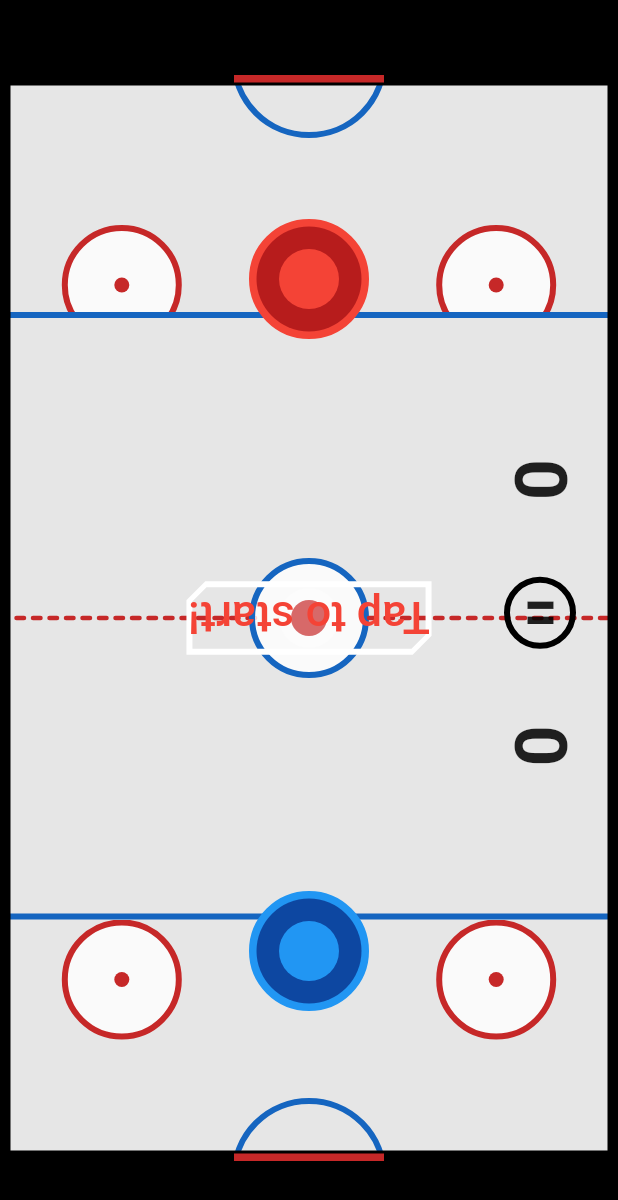
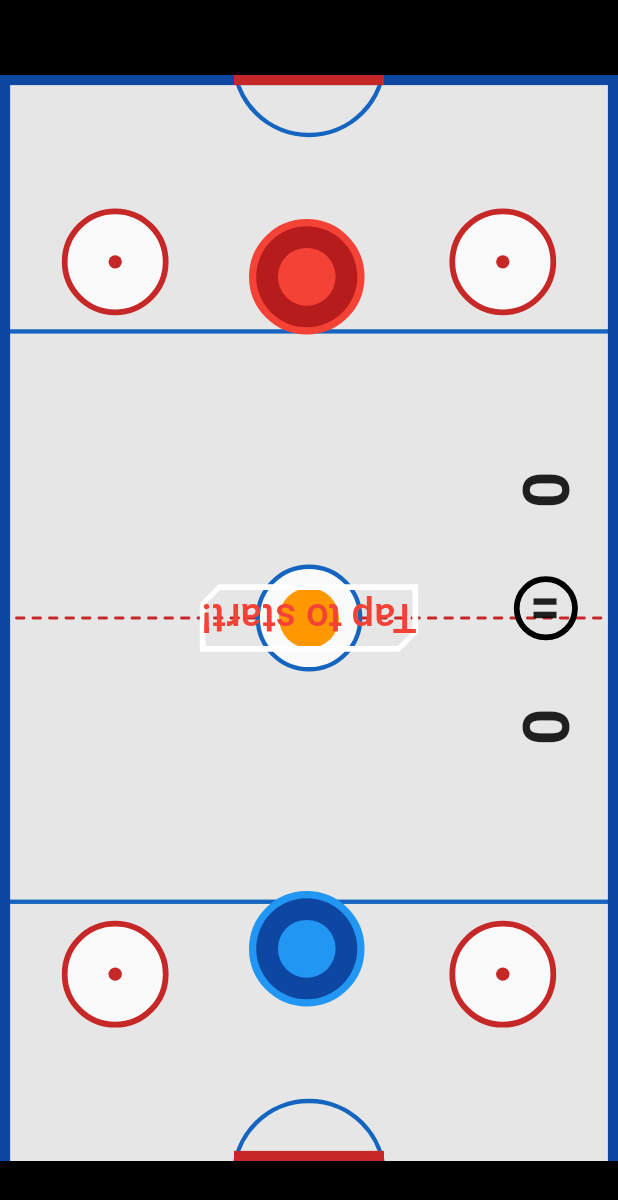
Before and after one commit to hngx-org/team-hurricane-hockey, a Flutter app: the screen it shows after launch, after a tap on "VS AI", on a phone screen of 412 x 824 dp. Shown: the top 1200 px of the screen. Run offline on Flutter 3.47's test engine with Material 2 defaults, Android fonts, the phone set to English and light mode, and no system bars; our stand-ins replace animate_do, flutter_screenutil, google_fonts; statements that could not run were skipped.

Commit message:
fix: added responsiveness to app

```diff
--- a/lib/main.dart
+++ b/lib/main.dart
@@ -1,4 +1,5 @@
 import 'package:flutter/material.dart';
+import 'package:flutter_screenutil/flutter_screenutil.dart';
 import 'package:google_fonts/google_fonts.dart';
 import 'package:team_hurricane_hockey/router/app_router.dart';
 import 'package:team_hurricane_hockey/router/base_navigator.dart';
@@ -13,6 +14,12 @@ class MyApp extends StatelessWidget {
 
   @override
   Widget build(BuildContext context) {
+    return ScreenUtilInit(
+        designSize: const Size(428, 926),
+        minTextAdapt: true,
+        splitScreenMode: true,
+        // Use builder only if you need to use library outside ScreenUtilInit context
+        builder: (_, child) {
           return MaterialApp(
             debugShowCheckedModeBanner: false,
             navigatorKey: BaseNavigator.key,
@@ -24,9 +31,9 @@ class MyApp extends StatelessWidget {
               textButtonTheme: TextButtonThemeData(
                 style: TextButton.styleFrom(
                   padding: const EdgeInsets.symmetric(vertical: 6.0),
-            side: const BorderSide(
+                  side: BorderSide(
                     color: Colors.white,
-              width: 2.0,
+                    width: 2.0.w,
                   ),
                   shape: const BeveledRectangleBorder(
                     borderRadius: BorderRadius.only(
@@ -38,12 +45,12 @@ class MyApp extends StatelessWidget {
               ),
               textTheme: TextTheme(
                 headlineLarge: GoogleFonts.pressStart2p(
-            fontSize: 40.0,
+                  fontSize: 40.0.sp,
                   color: Colors.white,
                   // fontWeight: FontWeight.w900,
                 ),
                 labelMedium: GoogleFonts.tektur(
-            fontSize: 32.0,
+                  fontSize: 32.0.sp,
                   color: Colors.white,
                 ),
               ),
@@ -51,5 +58,6 @@ class MyApp extends StatelessWidget {
             onGenerateRoute: AppRouter.onGenerateRoute,
             initialRoute: SplashScreen.routeName,
           );
+        });
   }
 }
--- a/lib/screens/game_screen.dart
+++ b/lib/screens/game_screen.dart
@@ -2,6 +2,7 @@ import 'dart:math' as math;
 
 import 'package:flutter/material.dart';
 import 'package:flutter/services.dart';
+import 'package:flutter_screenutil/flutter_screenutil.dart';
 import 'package:team_hurricane_hockey/constants.dart';
 import 'package:team_hurricane_hockey/enums.dart';
 import 'package:team_hurricane_hockey/models/player.dart';
@@ -52,9 +53,9 @@ class _MyHomePageState extends State<GameScreen> {
 
   // Start text attributes
   String textStart = 'Tap to start!';
-  final textStartHeight = 120.0;
-  final textStartWidth = 480.0;
-  double textStartFontSize = 30.0;
+  final textStartHeight = 120.0.h;
+  final textStartWidth = 480.0.w;
+  double textStartFontSize = 30.0.sp;
   late final double textStartTop;
   late final double textStartLeft;
 
@@ -274,13 +275,13 @@ class _MyHomePageState extends State<GameScreen> {
               Positioned(
                 child: Column(
                   children: [
-                    const Expanded(child: TopSpace(playerSize: playerSize)),
-                    Divider(color: Colors.blue[800], thickness: 4),
-                    const SizedBox(height: playerSize * 2),
+                    Expanded(child: TopSpace(playerSize: playerSize.w)),
+                    Divider(color: Colors.blue[800], thickness: 3.w),
+                    SizedBox(height: playerSize.w * 2),
                     const CenterLine(),
-                    const SizedBox(height: playerSize * 2),
-                    Divider(color: Colors.blue[800], thickness: 4),
-                    const Expanded(child: BottomSpace(playerSize: playerSize)),
+                    SizedBox(height: playerSize.w * 2),
+                    Divider(color: Colors.blue[800], thickness: 3.w),
+                    Expanded(child: BottomSpace(playerSize: playerSize.w)),
                   ],
                 ),
               ),
@@ -291,11 +292,11 @@ class _MyHomePageState extends State<GameScreen> {
                 top: 0, // Align to the top edge of the table
                 child: Container(
                   width: sWidth,
-                  height: sHeight - 100,
+                  height: sHeight,
                   decoration: BoxDecoration(
                     border: Border.all(
-                      color: Colors.black,
-                      width: 7,
+                      color: Colors.blue.shade900,
+                      width: 7.w,
                     ),
                   ),
                 ),
@@ -306,7 +307,7 @@ class _MyHomePageState extends State<GameScreen> {
                 top: 0, // Align to the top
                 child: Container(
                   width: goalWidth,
-                  height: 5,
+                  height: 7.w,
                   color: Colors.red.shade800,
                 ),
               ),
@@ -316,7 +317,7 @@ class _MyHomePageState extends State<GameScreen> {
                 bottom: 0, // Align to the top
                 child: Container(
                   width: goalWidth,
-                  height: 5,
+                  height: 7.w,
                   color: Colors.red.shade800, // Transparent background
                 ),
               ),
@@ -379,48 +380,48 @@ class _MyHomePageState extends State<GameScreen> {
                   : const SizedBox.shrink(),
               // ball and score text
               Positioned(
-                right: 24,
-                top: (MediaQuery.of(context).size.height / 2) - 156,
+                top: sHeight / 2 - 166.h,
+                right: 24.w,
                 child: Column(
                   children: [
                     RotatedBox(
                       quarterTurns: 1,
                       child: Text(
                         player1.score.toString(),
-                        style: const TextStyle(
-                          fontSize: 48,
+                        style: TextStyle(
+                          fontSize: 48.sp,
                           fontWeight: FontWeight.w700,
                         ),
                       ),
                     ),
-                    const SizedBox(height: 51),
+                    SizedBox(height: 51.h),
                     InkWell(
                       onTap: () {},
                       child: Container(
-                        height: 48,
-                        width: 48,
+                        height: 48.h,
+                        width: 48.h,
                         decoration: BoxDecoration(
                           shape: BoxShape.circle,
-                          border: Border.all(width: 4),
+                          border: Border.all(width: 4.w),
                         ),
                         child: Center(
                           child: Transform.rotate(
                             angle: math.pi / 2,
-                            child: const Icon(
+                            child: Icon(
                               Icons.pause,
-                              size: 30,
+                              size: 30.h,
                             ),
                           ),
                         ),
                       ),
                     ),
-                    const SizedBox(height: 51),
+                    SizedBox(height: 51.h),
                     RotatedBox(
                       quarterTurns: 1,
                       child: Text(
                         player2.score.toString(),
-                        style: const TextStyle(
-                          fontSize: 48,
+                        style: TextStyle(
+                          fontSize: 48.sp,
                           fontWeight: FontWeight.w700,
                         ),
                       ),
@@ -437,7 +438,7 @@ class _MyHomePageState extends State<GameScreen> {
                         width: ballSize,
                         height: ballSize,
                         decoration: BoxDecoration(
-                          color: Colors.white.withOpacity(.3),
+                          color: Colors.orange,
                           shape: BoxShape.circle,
                         ),
                       ),
--- a/lib/screens/home_menu.dart
+++ b/lib/screens/home_menu.dart
@@ -1,6 +1,7 @@
+import 'package:animate_do/animate_do.dart';
 import 'package:flutter/material.dart';
-import 'package:animate_do/animate_do.dart';
 import 'package:flutter/services.dart';
+import 'package:flutter_screenutil/flutter_screenutil.dart';
 import 'package:team_hurricane_hockey/enums.dart';
 import 'package:team_hurricane_hockey/router/base_navigator.dart';
 import 'package:team_hurricane_hockey/screens/game_screen.dart';
@@ -28,16 +29,16 @@ class HomeMenu extends StatelessWidget {
                 fit: BoxFit.cover,
               ),
             ),
-            padding: const EdgeInsets.fromLTRB(24.0, 24.0, 24.0, 0.0),
+            padding:  EdgeInsets.fromLTRB(24.0.w, 24.0.h, 24.0.w, 0.0),
             child: Center(
               child: Column(
                 crossAxisAlignment: CrossAxisAlignment.start,
                 mainAxisAlignment: MainAxisAlignment.start,
                 children: [
-                  Container(
-                    // color: Colors.black,
-                    alignment: Alignment.center,
-                    height: 170.0,
+                 SizedBox(
+                    height: 100.h,
+                  ),
+                  FittedBox(
                     child: Text(
                       'HOCKEY\n\nCHALLENGE',
                       style: Theme.of(context).textTheme.headlineLarge,
@@ -64,7 +65,7 @@ class HomeMenu extends StatelessWidget {
                             ),
                           ),
                         ),
-                        const SizedBox(height: 24.0),
+                         SizedBox(height: 24.0.h),
                         FadeInRightBig(
                           duration: const Duration(milliseconds: 400),
                           child: TextButton(
@@ -80,7 +81,7 @@ class HomeMenu extends StatelessWidget {
                             ),
                           ),
                         ),
-                        const SizedBox(height: 24.0),
+                       SizedBox(height: 24.0.h),
                         FadeInRightBig(
                           duration: const Duration(milliseconds: 800),
                           child: TextButton(
@@ -91,7 +92,7 @@ class HomeMenu extends StatelessWidget {
                             ),
                           ),
                         ),
-                        const SizedBox(height: 100.0),
+                      SizedBox(height: 100.0.h),
                       ],
                     ),
                   ),
--- a/lib/screens/splash_screen.dart
+++ b/lib/screens/splash_screen.dart
@@ -1,8 +1,9 @@
 import 'package:animate_do/animate_do.dart';
 import 'package:flutter/material.dart';
+import 'package:flutter_screenutil/flutter_screenutil.dart';
+import 'package:google_fonts/google_fonts.dart';
 import 'package:team_hurricane_hockey/router/base_navigator.dart';
 import 'package:team_hurricane_hockey/screens/home_menu.dart';
-import 'package:google_fonts/google_fonts.dart';
 
 class SplashScreen extends StatefulWidget {
   static const routeName = "splash";
@@ -43,8 +44,8 @@ class _SplashScreenState extends State<SplashScreen> {
                   crossAxisAlignment: CrossAxisAlignment.center,
                   children: [
                     SizedBox(
-                      height: 80,
-                      width: 80,
+                      height: 80.h,
+                      width: 80.h,
                       child: Image.asset(
                         "assets/images/hng.jpg",
                       ),
@@ -57,7 +58,7 @@ class _SplashScreenState extends State<SplashScreen> {
                         Text(
                           "HNG",
                           style: GoogleFonts.lato(
-                            fontSize: 30.0,
+                            fontSize: 30.0.sp,
                             color: Colors.black,
                             fontWeight: FontWeight.w700,
                           ),
@@ -65,7 +66,7 @@ class _SplashScreenState extends State<SplashScreen> {
                         Text(
                           "Games",
                           style: GoogleFonts.lato(
-                            fontSize: 30.0,
+                            fontSize: 30.0.sp,
                             color: Colors.black,
                             fontWeight: FontWeight.w600,
                           ),
@@ -84,7 +85,7 @@ class _SplashScreenState extends State<SplashScreen> {
                 fit: BoxFit.cover,
               ),
             ),
-            padding: const EdgeInsets.fromLTRB(24.0, 24.0, 24.0, 0.0),
+            padding:  EdgeInsets.fromLTRB(24.0.w, 24.0.h, 24.0.w, 0.0),
             // color: Colors.blue[50],
             child: Center(
               child: Column(
@@ -96,21 +97,23 @@ class _SplashScreenState extends State<SplashScreen> {
                     child: Text(
                       'HOCKEY',
                       style: GoogleFonts.tektur(
-                        fontSize: 65.0,
+                        fontSize: 65.0.sp,
                         color: Colors.white,
                         fontWeight: FontWeight.w900,
                       ),
                     ),
                   ),
-                  const SizedBox(height: 12.0),
+                   SizedBox(height: 12.0.h),
                   FadeInRight(
                     duration: const Duration(milliseconds: 1000),
-                    child: Text(
-                      'CHALLENGE',
-                      style: GoogleFonts.tektur(
-                        fontSize: 65.0,
-                        color: Colors.white,
-                        fontWeight: FontWeight.w900,
+                    child: FittedBox(
+                      child: Text(
+                        'CHALLENGE',
+                        style: GoogleFonts.tektur(
+                          fontSize: 65.0.sp,
+                          color: Colors.white,
+                          fontWeight: FontWeight.w900,
+                        ),
                       ),
                     ),
                   ),
--- a/lib/screens/widgets/center_circe.dart
+++ b/lib/screens/widgets/center_circe.dart
@@ -1,4 +1,5 @@
 import 'package:flutter/material.dart';
+import 'package:flutter_screenutil/flutter_screenutil.dart';
 import 'package:team_hurricane_hockey/screens/widgets/dotted_line.dart';
 
 class CenterLine extends StatelessWidget {
@@ -10,25 +11,25 @@ class CenterLine extends StatelessWidget {
       children: [
         Expanded(
           child: CustomPaint(
-            size: Size(MediaQuery.of(context).size.width / 2 - 45, 1),
+            size: Size(100.w, 1),
             painter: DottedLinePainter(),
           ),
         ),
         Container(
-          height: 80,
-          width: 80,
+          height: 80.h,
+          width: 80.h,
           decoration: BoxDecoration(
             shape: BoxShape.circle,
             color: Colors.white.withOpacity(.8),
             border: Border.all(
               color: Colors.blue.shade800,
-              width: 4,
+              width: 3.w,
             ),
           ),
           child: Center(
             child: Container(
-              height: 24,
-              width: 24,
+              height: 24.w,
+              width: 24.w,
               decoration: BoxDecoration(
                 color: Colors.red.shade800,
                 shape: BoxShape.circle,
@@ -38,7 +39,7 @@ class CenterLine extends StatelessWidget {
         ),
         Expanded(
           child: CustomPaint(
-            size: Size(MediaQuery.of(context).size.width / 2 - 45, 1),
+            size: Size(100.w, 1),
             painter: DottedLinePainter(),
           ),
         ),
--- a/lib/screens/widgets/dotted_line.dart
+++ b/lib/screens/widgets/dotted_line.dart
@@ -1,4 +1,5 @@
 import 'package:flutter/material.dart';
+import 'package:flutter_screenutil/flutter_screenutil.dart';
 
 class DottedLinePainter extends CustomPainter {
   @override
@@ -7,7 +8,7 @@ class DottedLinePainter extends CustomPainter {
       ..color = Colors.red.shade800
       ..strokeCap = StrokeCap.round
       ..style = PaintingStyle.stroke
-      ..strokeWidth = 3;
+      ..strokeWidth = 2.w;
 
     const dashWidth = 5;
     const dashSpace = 6;
--- a/lib/screens/widgets/goal_post.dart
+++ b/lib/screens/widgets/goal_post.dart
@@ -1,4 +1,5 @@
 import 'package:flutter/material.dart';
+import 'package:flutter_screenutil/flutter_screenutil.dart';
 
 class SemiCirclePainter extends CustomPainter {
   final Color color;
@@ -11,7 +12,7 @@ class SemiCirclePainter extends CustomPainter {
     final paint = Paint()
       ..color = color
       ..style = PaintingStyle.stroke
-      ..strokeWidth = 4;
+      ..strokeWidth = 3.w;
 
     final centerX = size.width / 2;
     final centerY = size.height / 2;
--- a/lib/screens/widgets/player.dart
+++ b/lib/screens/widgets/player.dart
@@ -1,4 +1,5 @@
 import 'package:flutter/material.dart';
+import 'package:flutter_screenutil/flutter_screenutil.dart';
 import 'package:team_hurricane_hockey/models/player.dart';
 
 class PlayerChip extends StatelessWidget {
@@ -11,19 +12,19 @@ class PlayerChip extends StatelessWidget {
   @override
   Widget build(BuildContext context) {
     return Container(
-      padding: const EdgeInsets.all(2),
+      padding: EdgeInsets.all(2.w),
       decoration: BoxDecoration(
         shape: BoxShape.circle,
         color: player.name == "blue" ? Colors.blue : Colors.red,
         border: Border.all(
           color: player.name == "blue" ? Colors.blue : Colors.red,
-          width: 3,
+          width: 3.w,
         ),
       ),
-      width: player.size,
-      height: player.size,
+      width: player.size.w,
+      height: player.size.w,
       child: Container(
-        padding: const EdgeInsets.all(15),
+        padding: EdgeInsets.all(15.w),
         decoration: BoxDecoration(
           shape: BoxShape.circle,
           color: player.name == "blue"
--- a/lib/screens/widgets/puck.dart
+++ b/lib/screens/widgets/puck.dart
@@ -1,4 +1,5 @@
 import 'package:flutter/material.dart';
+import 'package:flutter_screenutil/flutter_screenutil.dart';
 import 'package:team_hurricane_hockey/constants.dart';
 import 'package:team_hurricane_hockey/models/puck.dart';
 
@@ -11,8 +12,8 @@ class PuckChip extends StatelessWidget {
     return ClipRRect(
       borderRadius: BorderRadius.circular(playerRadius),
       child: Container(
-        width: puck.size,
-        height: puck.size,
+        width: puck.size.w,
+        height: puck.size.w,
         color: puck.color,
       ),
     );
--- a/lib/screens/widgets/spaces.dart
+++ b/lib/screens/widgets/spaces.dart
@@ -1,6 +1,8 @@
+import 'dart:math' as math;
+
 import 'package:flutter/material.dart';
+import 'package:flutter_screenutil/flutter_screenutil.dart';
 import 'package:team_hurricane_hockey/screens/widgets/goal_post.dart';
-import 'dart:math' as math;
 
 class TopSpace extends StatelessWidget {
   final double playerSize;
@@ -27,26 +29,27 @@ class TopSpace extends StatelessWidget {
           ),
           Column(
             children: [
-              const SizedBox(height: 100),
+              SizedBox(height: 100.h),
               Padding(
-                padding: EdgeInsets.symmetric(horizontal: MediaQuery.of(context).size.width * .1),
+                padding: EdgeInsets.symmetric(
+                    horizontal: MediaQuery.of(context).size.width * .1),
                 child: Row(
                   children: [
                     Container(
-                      height: 80,
-                      width: 80,
+                      height: 80.h,
+                      width: 80.h,
                       decoration: BoxDecoration(
                         shape: BoxShape.circle,
                         color: Colors.white.withOpacity(.8),
                         border: Border.all(
                           color: Colors.red.shade800,
-                          width: 4,
+                          width: 4.w,
                         ),
                       ),
                       child: Center(
                         child: Container(
-                          height: 10,
-                          width: 10,
+                          height: 10.h,
+                          width: 10.h,
                           decoration: BoxDecoration(
                             color: Colors.red.shade800,
                             shape: BoxShape.circle,
@@ -56,20 +59,20 @@ class TopSpace extends StatelessWidget {
                     ),
                     const Spacer(),
                     Container(
-                      height: 80,
-                      width: 80,
+                      height: 80.h,
+                      width: 80.h,
                       decoration: BoxDecoration(
                         shape: BoxShape.circle,
                         color: Colors.white.withOpacity(.8),
                         border: Border.all(
                           color: Colors.red.shade800,
-                          width: 4,
+                          width: 4.w,
                         ),
                       ),
                       child: Center(
                         child: Container(
-                          height: 10,
-                          width: 10,
+                          height: 10.h,
+                          width: 10.h,
                           decoration: BoxDecoration(
                             color: Colors.red.shade800,
                             shape: BoxShape.circle,
@@ -118,24 +121,25 @@ class BottomSpace extends StatelessWidget {
             mainAxisAlignment: MainAxisAlignment.end,
             children: [
               Padding(
-                padding: EdgeInsets.symmetric(horizontal: MediaQuery.of(context).size.width * .1),
+                padding: EdgeInsets.symmetric(
+                    horizontal: MediaQuery.of(context).size.width * .1),
                 child: Row(
                   children: [
                     Container(
-                      height: 80,
-                      width: 80,
+                      height: 80.h,
+                      width: 80.h,
                       decoration: BoxDecoration(
                         shape: BoxShape.circle,
                         color: Colors.white.withOpacity(.8),
                         border: Border.all(
                           color: Colors.red.shade800,
-                          width: 4,
+                          width: 4.w,
                         ),
                       ),
                       child: Center(
                         child: Container(
-                          height: 10,
-                          width: 10,
+                          height: 10.h,
+                          width: 10.h,
                           decoration: BoxDecoration(
                             color: Colors.red.shade800,
                             shape: BoxShape.circle,
@@ -145,20 +149,20 @@ class BottomSpace extends StatelessWidget {
                     ),
                     const Spacer(),
                     Container(
-                      height: 80,
-                      width: 80,
+                      height: 80.h,
+                      width: 80.h,
                       decoration: BoxDecoration(
                         shape: BoxShape.circle,
                         color: Colors.white.withOpacity(.8),
                         border: Border.all(
                           color: Colors.red.shade800,
-                          width: 4,
+                          width: 4.w,
                         ),
                       ),
                       child: Center(
                         child: Container(
-                          height: 10,
-                          width: 10,
+                          height: 10.h,
+                          width: 10.h,
                           decoration: BoxDecoration(
                             color: Colors.red.shade800,
                             shape: BoxShape.circle,
@@ -169,7 +173,7 @@ class BottomSpace extends StatelessWidget {
                   ],
                 ),
               ),
-              const SizedBox(height: 100),
+              SizedBox(height: 100.h),
             ],
           ),
         ],
--- a/pubspec.yaml
+++ b/pubspec.yaml
@@ -37,6 +37,7 @@ dependencies:
   cupertino_icons: ^1.0.2
   animate_do: ^3.1.2
   google_fonts: ^6.1.0
+  flutter_screenutil: ^5.9.0
 
 dev_dependencies:
   flutter_test:
```
Also changed, not shown: pubspec.lock, 2 other files. Lines whose indentation alone changed are shown as unchanged.
